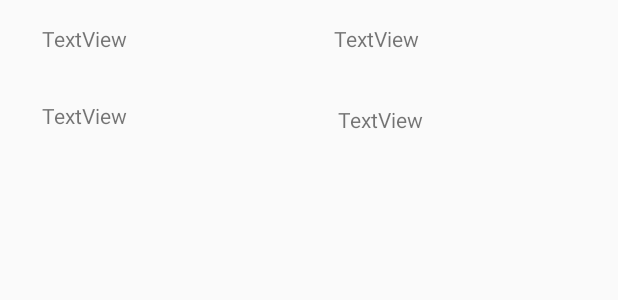
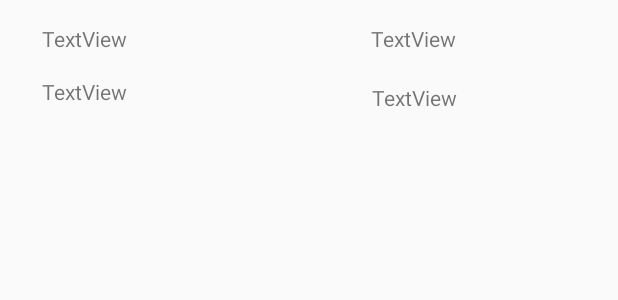
Before and after one commit to lucasdmi/AndroidProjectPOOA, an Android app: the layout item_personagem.xml on its own in the app's theme, with its tools: preview values and no code run, on a phone screen of 412 x 824 dp. Shown: the top 300 px of the screen. Run offline under Robolectric (Android 15) with nearby library versions, the phone set to English and light mode, and no system bars.

Commit message:
Criando a acitivy lista personagem

```diff
--- a/app/src/main/AndroidManifest.xml
+++ b/app/src/main/AndroidManifest.xml
@@ -16,6 +16,10 @@
                 <category android:name="android.intent.category.LAUNCHER" />
             </intent-filter>
         </activity>
+        <activity
+            android:name=".ListaPersonagemActivity"
+            android:label="@string/title_activity_lista_personagem"
+            android:theme="@style/AppTheme.NoActionBar"></activity>
     </application>
 
 </manifest>
--- a/app/src/main/res/layout/item_personagem.xml
+++ b/app/src/main/res/layout/item_personagem.xml
@@ -8,8 +8,8 @@
 
     <TextView
         android:id="@+id/tvNome"
-        android:layout_width="140dp"
-        android:layout_height="35dp"
+        android:layout_width="wrap_content"
+        android:layout_height="wrap_content"
         android:layout_marginStart="28dp"
         android:layout_marginTop="16dp"
         android:text="TextView"
@@ -18,21 +18,21 @@
 
     <TextView
         android:id="@+id/tvNivel"
-        android:layout_width="140dp"
-        android:layout_height="34dp"
+        android:layout_width="wrap_content"
+        android:layout_height="wrap_content"
         android:layout_marginEnd="8dp"
         android:layout_marginStart="8dp"
         android:layout_marginTop="16dp"
         android:text="TextView"
         app:layout_constraintEnd_toEndOf="parent"
-        app:layout_constraintHorizontal_bias="0.533"
+        app:layout_constraintHorizontal_bias="0.607"
         app:layout_constraintStart_toEndOf="@+id/tvNome"
         app:layout_constraintTop_toTopOf="parent" />
 
     <TextView
         android:id="@+id/tvClasse"
-        android:layout_width="140dp"
-        android:layout_height="33dp"
+        android:layout_width="wrap_content"
+        android:layout_height="wrap_content"
         android:layout_marginStart="28dp"
         android:layout_marginTop="16dp"
         android:text="TextView"
@@ -41,8 +41,8 @@
 
     <TextView
         android:id="@+id/tvRaca"
-        android:layout_width="147dp"
-        android:layout_height="36dp"
+        android:layout_width="wrap_content"
+        android:layout_height="wrap_content"
         android:layout_marginEnd="8dp"
         android:layout_marginStart="8dp"
         android:layout_marginTop="20dp"
--- /dev/null
+++ b/app/src/main/res/values/dimens.xml
@@ -0,0 +1,3 @@
+<resources>
+    <dimen name="fab_margin">16dp</dimen>
+</resources>
--- a/app/src/main/res/values/strings.xml
+++ b/app/src/main/res/values/strings.xml
@@ -1,3 +1,4 @@
 <resources>
     <string name="app_name">AndroidProjectPOOA</string>
+    <string name="title_activity_lista_personagem">ListaPersonagemActivity</string>
 </resources>
--- a/app/src/main/res/values/styles.xml
+++ b/app/src/main/res/values/styles.xml
@@ -8,4 +8,13 @@
         <item name="colorAccent">@color/colorAccent</item>
     </style>
 
+    <style name="AppTheme.NoActionBar">
+        <item name="windowActionBar">false</item>
+        <item name="windowNoTitle">true</item>
+    </style>
+
+    <style name="AppTheme.AppBarOverlay" parent="ThemeOverlay.AppCompat.Dark.ActionBar" />
+
+    <style name="AppTheme.PopupOverlay" parent="ThemeOverlay.AppCompat.Light" />
+
 </resources>
```
Also changed, not shown: app/src/main/java/pooa20181/iff/edu/br/androidprojectpooa/ListaPersonagemActivity.java (added, +29 -0 lines), app/src/main/res/layout/activity_lista_personagem.xml (added, +44 -0 lines), app/src/main/res/layout/activity_segunda.xml (deleted, +0 -9 lines), app/src/main/res/layout/content_lista_personagem.xml (added, +26 -0 lines).
